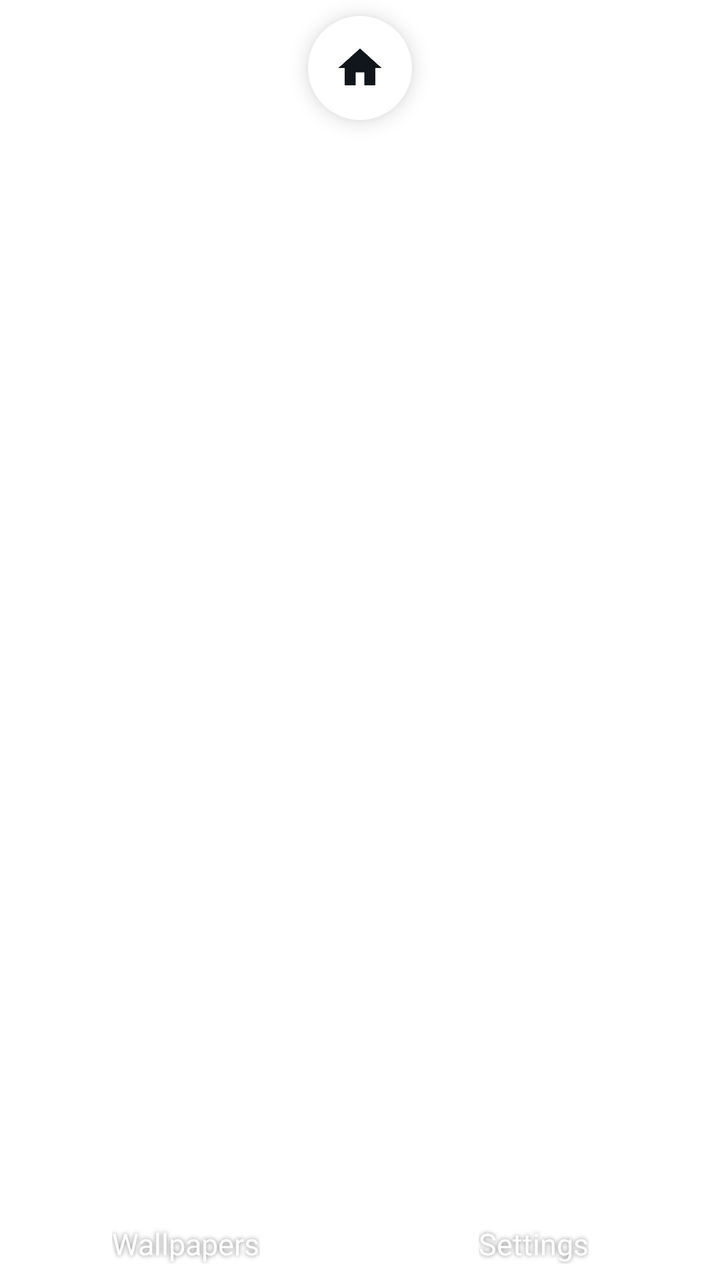
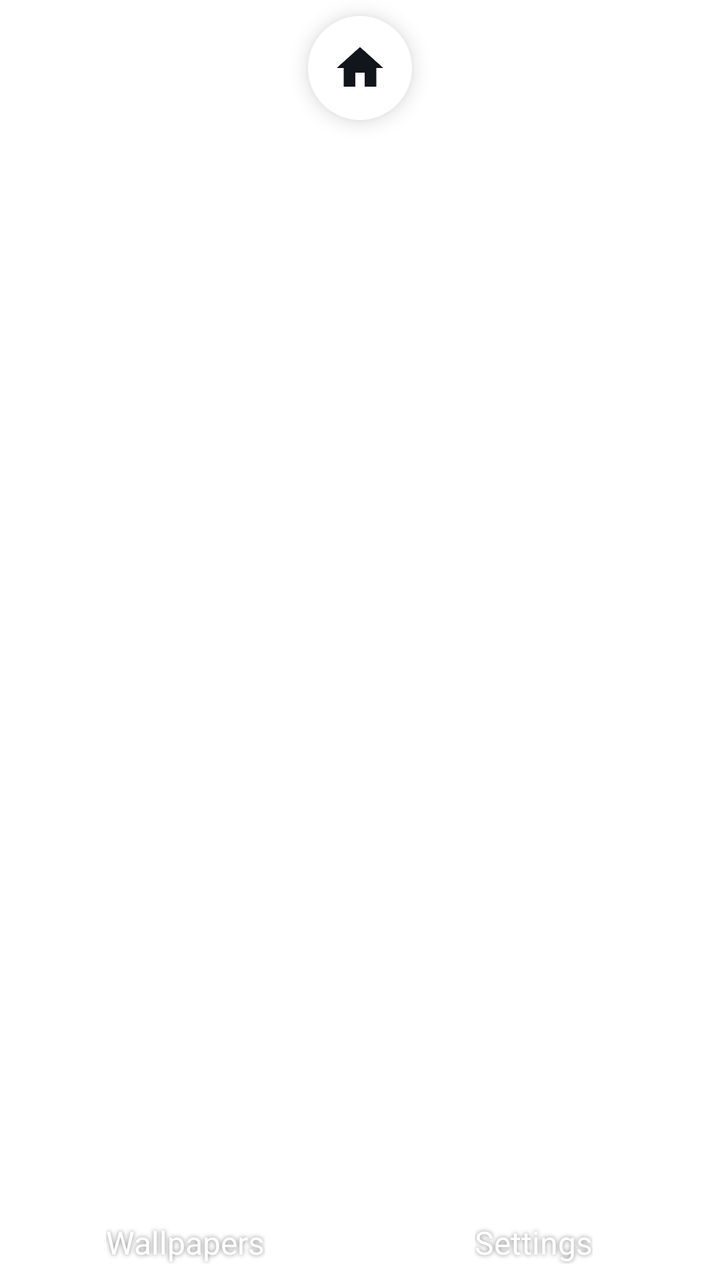

An Android layout rendered at two revisions. The XML below is the earlier revision; the diff shows what the commit changed to produce the second picture.
<!-- AndroidManifest.xml: application theme Theme.Supernova -->
<!-- res/layout/view_edit_mode.xml -->
<?xml version="1.0" encoding="utf-8"?>
<FrameLayout xmlns:android="http://schemas.android.com/apk/res/android"
    xmlns:app="http://schemas.android.com/apk/res-auto"
    android:id="@+id/editModeRoot"
    android:layout_width="match_parent"
    android:layout_height="match_parent">

    <ImageView
        android:id="@+id/editHomeMarker"
        android:layout_width="52dp"
        android:layout_height="52dp"
        android:layout_gravity="top|center_horizontal"
        android:layout_marginTop="8dp"
        android:background="@drawable/bg_edit_marker"
        android:contentDescription="@string/edit_home_page"
        android:elevation="6dp"
        android:padding="13dp"
        android:src="@drawable/ic_edit_home" />

    <ImageView
        android:id="@+id/editRemovePage"
        android:layout_width="52dp"
        android:layout_height="52dp"
        android:layout_gravity="top|center_horizontal"
        android:layout_marginStart="64dp"
        android:layout_marginTop="8dp"
        android:background="@drawable/bg_edit_marker"
        android:contentDescription="@string/remove_page"
        android:elevation="6dp"
        android:padding="14dp"
        android:src="@drawable/ic_menu_remove"
        android:visibility="gone"
        app:tint="#FF11161D" />

    <LinearLayout
        android:id="@+id/editChips"
        android:layout_width="wrap_content"
        android:layout_height="wrap_content"
        android:layout_gravity="bottom|center_horizontal"
        android:baselineAligned="false"
        android:orientation="horizontal">

        <LinearLayout
            android:id="@+id/editChipWallpapers"
            android:layout_width="150dp"
            android:layout_height="wrap_content"
            android:background="?attr/selectableItemBackgroundBorderless"
            android:gravity="center_horizontal"
            android:orientation="vertical"
            android:padding="8dp">

            <ImageView
                android:layout_width="40dp"
                android:layout_height="40dp"
                android:contentDescription="@null"
                android:src="@drawable/ic_wallpaper"
                app:tint="@android:color/white" />

            <TextView
                android:layout_width="wrap_content"
                android:layout_height="wrap_content"
                android:layout_marginTop="6dp"
                android:shadowColor="#80000000"
                android:shadowRadius="6"
                android:text="@string/home_action_wallpaper"
                android:textColor="@android:color/white"
                android:textSize="15sp" />
        </LinearLayout>

        <LinearLayout
            android:id="@+id/editChipSettings"
            android:layout_width="150dp"
            android:layout_height="wrap_content"
            android:layout_marginStart="24dp"
            android:background="?attr/selectableItemBackgroundBorderless"
            android:gravity="center_horizontal"
            android:orientation="vertical"
            android:padding="8dp">

            <ImageView
                android:layout_width="40dp"
                android:layout_height="40dp"
                android:contentDescription="@null"
                android:src="@drawable/ic_tab_settings"
                app:tint="@android:color/white" />

            <TextView
                android:layout_width="wrap_content"
                android:layout_height="wrap_content"
                android:layout_marginTop="6dp"
                android:shadowColor="#80000000"
                android:shadowRadius="6"
                android:text="@string/home_action_settings"
                android:textColor="@android:color/white"
                android:textSize="15sp" />
        </LinearLayout>
    </LinearLayout>
</FrameLayout>
<!-- resources referenced by this layout -->
<resources>
  <!-- drawable bg_edit_marker (drawable) -->
  <?xml version="1.0" encoding="utf-8"?>
  <shape xmlns:android="http://schemas.android.com/apk/res/android" android:shape="oval">
      <solid android:color="#FFFFFFFF" />
  </shape>
  <string name="edit_home_page">Home page</string>
  <string name="home_action_settings">Settings</string>
  <string name="home_action_wallpaper">Wallpapers</string>
  <string name="remove_page">Remove this page</string>
  <color name="accent">#2E89FF</color>
  <color name="rippleHighlight">#1A000000</color>
  <color name="accentBlueText">@color/accentBlue</color>
  <style name="Widget.Supernova.Button" parent="Widget.MaterialComponents.Button">
          <item name="android:textAllCaps">false</item>
          <item name="android:textSize">15sp</item>
          <item name="android:fontFamily">sans-serif-medium</item>
          <item name="android:letterSpacing">0</item>
          <item name="android:minHeight">44dp</item>
          <item name="android:paddingStart">22dp</item>
          <item name="android:paddingEnd">22dp</item>
          <item name="cornerRadius">22dp</item>
          <item name="elevation">0dp</item>
          <item name="android:stateListAnimator">@null</item>
      </style>
  <style name="Widget.Supernova.Button.Text" parent="Widget.MaterialComponents.Button.TextButton">
          <item name="android:textAllCaps">false</item>
          <item name="android:textSize">15sp</item>
          <item name="android:fontFamily">sans-serif-medium</item>
          <item name="android:letterSpacing">0</item>
          <item name="android:minHeight">44dp</item>
          <item name="android:paddingStart">16dp</item>
          <item name="android:paddingEnd">16dp</item>
          <item name="cornerRadius">22dp</item>
      </style>
  <style name="Widget.Supernova.Switch" parent="Widget.MaterialComponents.CompoundButton.Switch">
          <item name="android:textColor">@color/textPrimary</item>
      </style>
  <color name="textPrimary">#11161D</color>
  <color name="textSecondary">#B011161D</color>
  <color name="surface">#FFFFFF</color>
  <color name="onAccent">#FFFFFFFF</color>
  <color name="accentBlue">#2E89FF</color>
  <color name="raised">#FFFFFF</color>
  <style name="ShapeAppearanceOverlay.Supernova.Dialog" parent="">
          <item name="cornerFamily">rounded</item>
          <item name="cornerSize">28dp</item>
      </style>
  <style name="TextAppearance.Supernova.DialogTitle" parent="MaterialAlertDialog.MaterialComponents.Title.Text">
          <item name="android:textColor">@color/textPrimary</item>
          <item name="android:textSize">22sp</item>
          <item name="android:fontFamily">sans-serif-medium</item>
      </style>
  <style name="TextAppearance.Supernova.DialogBody" parent="MaterialAlertDialog.MaterialComponents.Body.Text">
          <item name="android:textColor">@color/textSecondary</item>
          <item name="android:textSize">15sp</item>
          <item name="android:lineSpacingMultiplier">1.15</item>
      </style>
  <style name="Widget.Supernova.Button.Dialog" parent="Widget.MaterialComponents.Button.TextButton.Dialog">
          <item name="android:textAllCaps">false</item>
          <item name="android:textColor">?attr/colorAccentOnRaised</item>
          <item name="android:textSize">15sp</item>
          <item name="android:fontFamily">sans-serif-medium</item>
          <item name="android:letterSpacing">0</item>
          <item name="android:minHeight">44dp</item>
          <item name="cornerRadius">22dp</item>
      </style>
  <!-- unchanged entries left out for length: 16 -->
</resources>

<!-- the commit's change to res/layout/view_edit_mode.xml (unified diff, before → after) -->
@@ -10,11 +10,11 @@
         android:layout_width="52dp"
         android:layout_height="52dp"
         android:layout_gravity="top|center_horizontal"
-        android:layout_marginTop="8dp"
+        android:layout_marginTop="@dimen/space_sm"
         android:background="@drawable/bg_edit_marker"
         android:contentDescription="@string/edit_home_page"
         android:elevation="6dp"
-        android:padding="13dp"
+        android:padding="@dimen/space_ms"
         android:src="@drawable/ic_edit_home" />
 
     <ImageView
@@ -23,11 +23,11 @@
         android:layout_height="52dp"
         android:layout_gravity="top|center_horizontal"
         android:layout_marginStart="64dp"
-        android:layout_marginTop="8dp"
+        android:layout_marginTop="@dimen/space_sm"
         android:background="@drawable/bg_edit_marker"
         android:contentDescription="@string/remove_page"
         android:elevation="6dp"
-        android:padding="14dp"
+        android:padding="@dimen/space_md"
         android:src="@drawable/ic_menu_remove"
         android:visibility="gone"
         app:tint="#FF11161D" />
@@ -47,7 +47,7 @@
             android:background="?attr/selectableItemBackgroundBorderless"
             android:gravity="center_horizontal"
             android:orientation="vertical"
-            android:padding="8dp">
+            android:padding="@dimen/space_sm">
 
             <ImageView
                 android:layout_width="40dp"
@@ -59,23 +59,23 @@
             <TextView
                 android:layout_width="wrap_content"
                 android:layout_height="wrap_content"
-                android:layout_marginTop="6dp"
+                android:layout_marginTop="@dimen/space_sm"
                 android:shadowColor="#80000000"
                 android:shadowRadius="6"
                 android:text="@string/home_action_wallpaper"
                 android:textColor="@android:color/white"
-                android:textSize="15sp" />
+                android:textSize="@dimen/text_body" />
         </LinearLayout>
 
         <LinearLayout
             android:id="@+id/editChipSettings"
             android:layout_width="150dp"
             android:layout_height="wrap_content"
-            android:layout_marginStart="24dp"
+            android:layout_marginStart="@dimen/space_lg"
             android:background="?attr/selectableItemBackgroundBorderless"
             android:gravity="center_horizontal"
             android:orientation="vertical"
-            android:padding="8dp">
+            android:padding="@dimen/space_sm">
 
             <ImageView
                 android:layout_width="40dp"
@@ -87,12 +87,12 @@
             <TextView
                 android:layout_width="wrap_content"
                 android:layout_height="wrap_content"
-                android:layout_marginTop="6dp"
+                android:layout_marginTop="@dimen/space_sm"
                 android:shadowColor="#80000000"
                 android:shadowRadius="6"
                 android:text="@string/home_action_settings"
                 android:textColor="@android:color/white"
-                android:textSize="15sp" />
+                android:textSize="@dimen/text_body" />
         </LinearLayout>
     </LinearLayout>
 </FrameLayout>
<!-- resource entries referenced after the edit -->
@@ -1,5 +1,10 @@
 <!-- resources referenced by this layout -->
 <resources>
+  <dimen name="space_lg">24dp</dimen>
+  <dimen name="space_md">16dp</dimen>
+  <dimen name="space_ms">12dp</dimen>
+  <dimen name="space_sm">8dp</dimen>
+  <dimen name="text_body">16sp</dimen>
   <!-- drawable bg_edit_marker (drawable) -->
   <?xml version="1.0" encoding="utf-8"?>
   <shape xmlns:android="http://schemas.android.com/apk/res/android" android:shape="oval">
@@ -14,7 +19,7 @@
   <color name="accentBlueText">@color/accentBlue</color>
   <style name="Widget.Supernova.Button" parent="Widget.MaterialComponents.Button">
           <item name="android:textAllCaps">false</item>
-          <item name="android:textSize">15sp</item>
+          <item name="android:textSize">@dimen/text_body</item>
           <item name="android:fontFamily">sans-serif-medium</item>
           <item name="android:letterSpacing">0</item>
           <item name="android:minHeight">44dp</item>
@@ -26,12 +31,12 @@
       </style>
   <style name="Widget.Supernova.Button.Text" parent="Widget.MaterialComponents.Button.TextButton">
           <item name="android:textAllCaps">false</item>
-          <item name="android:textSize">15sp</item>
+          <item name="android:textSize">@dimen/text_body</item>
           <item name="android:fontFamily">sans-serif-medium</item>
           <item name="android:letterSpacing">0</item>
           <item name="android:minHeight">44dp</item>
-          <item name="android:paddingStart">16dp</item>
-          <item name="android:paddingEnd">16dp</item>
+          <item name="android:paddingStart">@dimen/space_md</item>
+          <item name="android:paddingEnd">@dimen/space_md</item>
           <item name="cornerRadius">22dp</item>
       </style>
   <style name="Widget.Supernova.Switch" parent="Widget.MaterialComponents.CompoundButton.Switch">
@@ -49,23 +54,24 @@
       </style>
   <style name="TextAppearance.Supernova.DialogTitle" parent="MaterialAlertDialog.MaterialComponents.Title.Text">
           <item name="android:textColor">@color/textPrimary</item>
-          <item name="android:textSize">22sp</item>
+          <item name="android:textSize">@dimen/text_headline</item>
           <item name="android:fontFamily">sans-serif-medium</item>
       </style>
   <style name="TextAppearance.Supernova.DialogBody" parent="MaterialAlertDialog.MaterialComponents.Body.Text">
           <item name="android:textColor">@color/textSecondary</item>
-          <item name="android:textSize">15sp</item>
+          <item name="android:textSize">@dimen/text_body</item>
           <item name="android:lineSpacingMultiplier">1.15</item>
       </style>
   <style name="Widget.Supernova.Button.Dialog" parent="Widget.MaterialComponents.Button.TextButton.Dialog">
           <item name="android:textAllCaps">false</item>
           <item name="android:textColor">?attr/colorAccentOnRaised</item>
-          <item name="android:textSize">15sp</item>
+          <item name="android:textSize">@dimen/text_body</item>
           <item name="android:fontFamily">sans-serif-medium</item>
           <item name="android:letterSpacing">0</item>
           <item name="android:minHeight">44dp</item>
           <item name="cornerRadius">22dp</item>
       </style>
+  <dimen name="text_headline">24sp</dimen>
   <!-- unchanged entries left out for length: 16 -->
 </resources>
 
